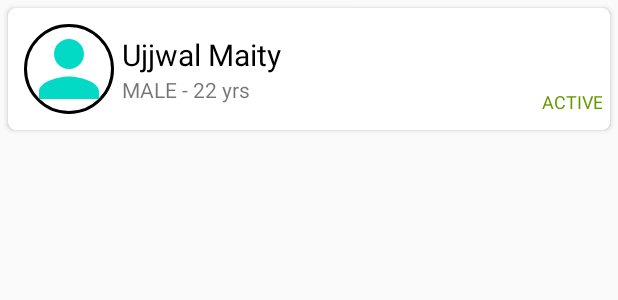
After one commit to ujjwalmaity/SimpleSortingApp, an Android app: the layout item_user.xml on its own in the app's theme, with its tools: preview values and no code run, on a phone screen of 412 x 824 dp. The commit adds this screen. Shown: the top 300 px of the screen. Run offline under Robolectric (Android 15) with nearby library versions, the phone set to English and light mode, and no system bars.

Commit message:
Showing users

```diff
--- a/app/src/main/AndroidManifest.xml
+++ b/app/src/main/AndroidManifest.xml
@@ -1,6 +1,8 @@
 <?xml version="1.0" encoding="utf-8"?>
 <manifest xmlns:android="http://schemas.android.com/apk/res/android"
     package="dev.ujjwal.simplesortingapp">
+
+    <uses-permission android:name="android.permission.INTERNET" />
 
     <application
         android:allowBackup="true"
@@ -9,7 +11,7 @@
         android:roundIcon="@mipmap/ic_launcher_round"
         android:supportsRtl="true"
         android:theme="@style/AppTheme">
-        <activity android:name=".MainActivity">
+        <activity android:name=".view.activity.MainActivity">
             <intent-filter>
                 <action android:name="android.intent.action.MAIN" />
 
--- /dev/null
+++ b/app/src/main/res/drawable/ic_baseline_person.xml
@@ -0,0 +1,10 @@
+<vector xmlns:android="http://schemas.android.com/apk/res/android"
+    android:width="48dp"
+    android:height="48dp"
+    android:tint="@color/colorAccent"
+    android:viewportWidth="24"
+    android:viewportHeight="24">
+    <path
+        android:fillColor="@android:color/white"
+        android:pathData="M12,12c2.21,0 4,-1.79 4,-4s-1.79,-4 -4,-4 -4,1.79 -4,4 1.79,4 4,4zM12,14c-2.67,0 -8,1.34 -8,4v2h16v-2c0,-2.66 -5.33,-4 -8,-4z" />
+</vector>
--- /dev/null
+++ b/app/src/main/res/layout/item_user.xml
@@ -0,0 +1,61 @@
+<?xml version="1.0" encoding="utf-8"?>
+<androidx.cardview.widget.CardView xmlns:android="http://schemas.android.com/apk/res/android"
+    xmlns:app="http://schemas.android.com/apk/res-auto"
+    xmlns:tools="http://schemas.android.com/tools"
+    android:id="@+id/sms_item"
+    android:layout_width="match_parent"
+    android:layout_height="wrap_content"
+    android:layout_margin="5dp"
+    android:elevation="@dimen/cardview_default_elevation"
+    app:cardCornerRadius="5dp">
+
+    <RelativeLayout
+        android:layout_width="match_parent"
+        android:layout_height="match_parent"
+        android:padding="5dp">
+
+        <de.hdodenhof.circleimageview.CircleImageView
+            android:id="@+id/iv_pic"
+            android:layout_width="60dp"
+            android:layout_height="60dp"
+            android:layout_centerVertical="true"
+            android:layout_margin="5dp"
+            android:src="@drawable/ic_baseline_person"
+            app:civ_border_color="#FF000000"
+            app:civ_border_width="2dp" />
+
+        <LinearLayout
+            android:layout_width="wrap_content"
+            android:layout_height="wrap_content"
+            android:layout_centerVertical="true"
+            android:layout_toEndOf="@id/iv_pic"
+            android:orientation="vertical">
+
+            <TextView
+                android:id="@+id/tv_name"
+                android:layout_width="wrap_content"
+                android:layout_height="wrap_content"
+                android:textColor="@android:color/black"
+                android:textSize="20sp"
+                tools:text="Ujjwal Maity" />
+
+            <TextView
+                android:id="@+id/tv_gender_age"
+                android:layout_width="wrap_content"
+                android:layout_height="wrap_content"
+                android:textSize="14sp"
+                tools:text="MALE - 22 yrs" />
+        </LinearLayout>
+
+        <TextView
+            android:id="@+id/tv_status"
+            android:layout_width="wrap_content"
+            android:layout_height="wrap_content"
+            android:layout_alignBottom="@+id/iv_pic"
+            android:layout_alignParentEnd="true"
+            android:textAlignment="textEnd"
+            android:textColor="@android:color/holo_green_dark"
+            android:textSize="12sp"
+            tools:text="ACTIVE" />
+    </RelativeLayout>
+</androidx.cardview.widget.CardView>
```
Also changed, not shown: app/build.gradle (+29 -1 lines), app/src/main/java/dev/ujjwal/simplesortingapp/MainActivity.kt (deleted, +0 -11 lines), app/src/main/java/dev/ujjwal/simplesortingapp/model/Data.kt (added, +15 -0 lines), app/src/main/java/dev/ujjwal/simplesortingapp/model/UserDetailsService.kt (added, +10 -0 lines), app/src/main/java/dev/ujjwal/simplesortingapp/model/UserDetailsServiceBuilder.kt (added, +31 -0 lines), app/src/main/java/dev/ujjwal/simplesortingapp/view/activity/MainActivity.kt (added, +40 -0 lines), app/src/main/java/dev/ujjwal/simplesortingapp/view/adapter/UserListAdapter.kt (added, +81 -0 lines), app/src/main/java/dev/ujjwal/simplesortingapp/viewmodel/MainViewModel.kt (added, +41 -0 lines), app/src/main/res/layout/activity_main.xml (+8 -11 lines).
